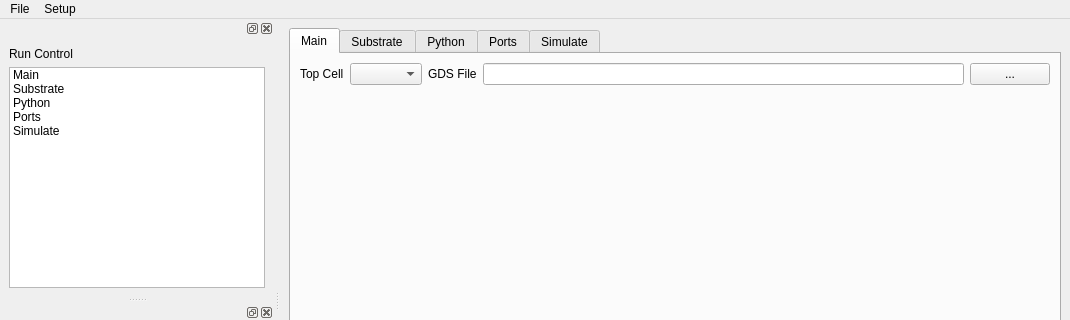
Before: the Qt Designer form src/mainwindow.ui in IHP-GmbH/EMStudio, drawn with Qt 5; both pictures show x 0 to 1070 and y 0 to 320 of the 1070 by 603 pixel window.
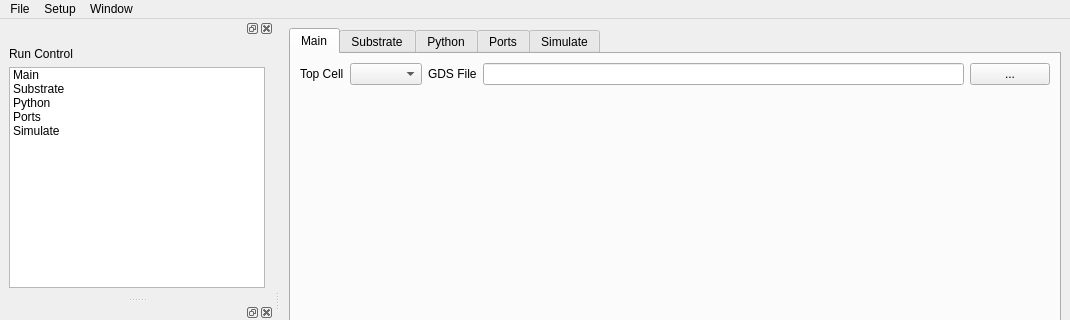
After: the same form once the commit is applied. Custom widgets are drawn as their Qt base class.

Commit message: compatibility with old format models. Restore dock windows functinality.

Diff of the .ui file:
```diff
--- a/src/mainwindow.ui
+++ b/src/mainwindow.ui
@@ -332,8 +332,16 @@
     </property>
     <addaction name="actionPrefernces"/>
    </widget>
+   <widget class="QMenu" name="menuWindow">
+    <property name="title">
+     <string>Window</string>
+    </property>
+    <addaction name="actionRun_Control"/>
+    <addaction name="actionLog"/>
+   </widget>
    <addaction name="menuFile"/>
    <addaction name="menuSetup"/>
+   <addaction name="menuWindow"/>
   </widget>
   <widget class="QStatusBar" name="statusbar"/>
   <widget class="QDockWidget" name="dockRunControl">
```
Left out of the diff: 16 changed lines with no effect on the pictures. The commit also changes 6 other files.
